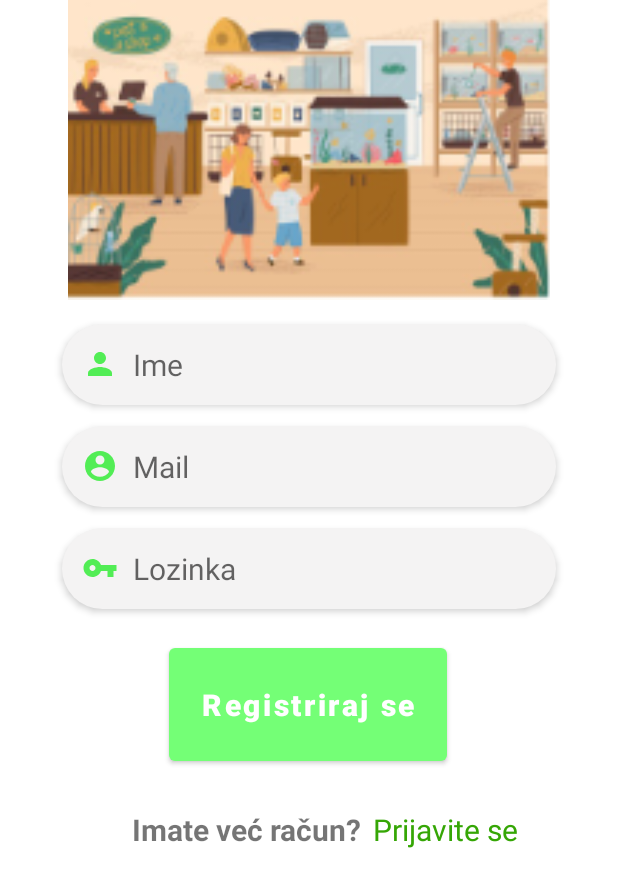
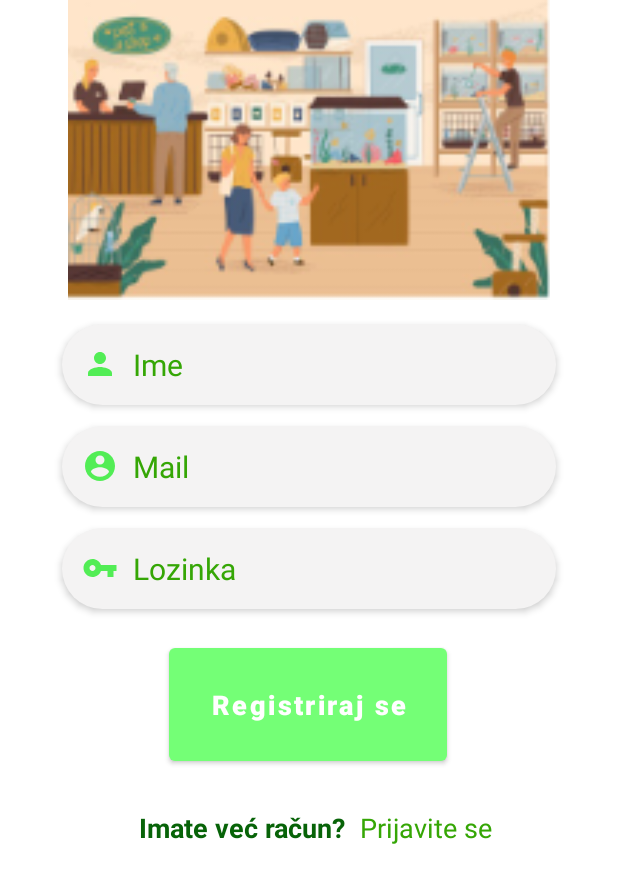
Before and after one commit to Xerokee/VUV_Azil, an Android app: the RegistrationActivity screen opened directly, with no data from a screen before it, on a phone screen of 412 x 824 dp. Shown: the top 887 px of the screen. Run offline under Robolectric (Android 15) with nearby library versions, the light colour scheme and no system bars; our stand-ins replace Firebase (no records; nobody signed in at launch, a user with empty details on screens opened directly); Roboto replaces fonts that are not available here.

Commit message:
Design fix

```diff
--- a/app/src/main/res/layout/activity_home.xml
+++ b/app/src/main/res/layout/activity_home.xml
@@ -14,6 +14,7 @@
        android:layout_marginTop="20dp"
        android:fontFamily="@font/aclonica"
        android:text="Dobrodošli u Azil!"
+       android:textColor="#076308"
        android:textSize="20sp"
        app:layout_constraintEnd_toEndOf="parent"
        app:layout_constraintStart_toStartOf="parent"
@@ -25,6 +26,7 @@
        android:layout_height="wrap_content"
        android:fontFamily="@font/aclonica"
        android:text="Istražite nas!"
+       android:textColor="#076308"
        android:textSize="18sp"
        app:layout_constraintEnd_toEndOf="parent"
        app:layout_constraintStart_toStartOf="parent"
@@ -69,6 +71,7 @@
              android:layout_marginLeft="10dp"
              android:layout_marginTop="6dp"
              android:text="Prijava"
+             android:textColor="#076308"
              android:textSize="22sp"
              android:textStyle="bold" />
 
@@ -94,6 +97,7 @@
              android:layout_marginLeft="10dp"
              android:layout_marginTop="6dp"
              android:text="Registracija"
+             android:textColor="#076308"
              android:textSize="22sp"
              android:textStyle="bold" />
 
--- a/app/src/main/res/layout/activity_registration.xml
+++ b/app/src/main/res/layout/activity_registration.xml
@@ -27,6 +27,8 @@
         android:drawablePadding="10dp"
         android:elevation="3dp"
         android:hint="Ime"
+        android:textColorHint="@color/purple_700"
+        android:textColor="@color/purple_700"
         android:textSize="20sp"
         android:padding="13dp"
         app:layout_constraintEnd_toEndOf="parent"
@@ -45,6 +47,8 @@
         android:elevation="3dp"
         android:padding="13dp"
         android:hint="Mail"
+        android:textColorHint="@color/purple_700"
+        android:textColor="@color/purple_700"
         android:textSize="20sp"
         app:layout_constraintEnd_toEndOf="parent"
         app:layout_constraintStart_toStartOf="parent"
@@ -62,6 +66,8 @@
         android:elevation="3dp"
         android:padding="13dp"
         android:hint="Lozinka"
+        android:textColorHint="@color/purple_700"
+        android:textColor="@color/purple_700"
         android:textSize="20sp"
         android:inputType="textPassword"
         app:layout_constraintEnd_toEndOf="parent"
@@ -77,7 +83,7 @@
         android:padding="14dp"
         android:text="Registriraj se"
         android:textAllCaps="false"
-        android:textSize="20sp"
+        android:textSize="18sp"
         android:textStyle="bold"
         app:layout_constraintEnd_toEndOf="parent"
         app:layout_constraintHorizontal_bias="0.498"
@@ -89,7 +95,8 @@
         android:layout_width="wrap_content"
         android:layout_height="wrap_content"
         android:text="Imate već račun?"
-        android:textSize="20sp"
+        android:textColor="#076308"
+        android:textSize="18sp"
         android:textStyle="bold"
         app:layout_constraintBottom_toBottomOf="parent"
         app:layout_constraintEnd_toEndOf="parent"
@@ -103,7 +110,7 @@
         android:layout_width="wrap_content"
         android:layout_height="wrap_content"
         android:text="Prijavite se"
-        android:textSize="20sp"
+        android:textSize="18sp"
         android:textColor="@color/purple_700"
         app:layout_constraintHorizontal_bias="0.1"
         app:layout_constraintBottom_toBottomOf="@+id/textView"
```
Also changed, not shown: app/src/main/res/layout/activity_login.xml (+8 -3 lines).
